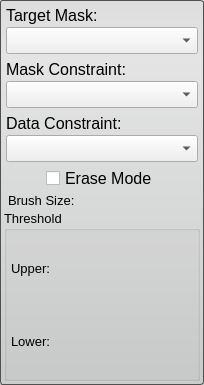
Above: src/Interface/ToolInterface/PaintToolInterface.ui from SCIInstitute/Seg3D before the change. Below: the same form after it.
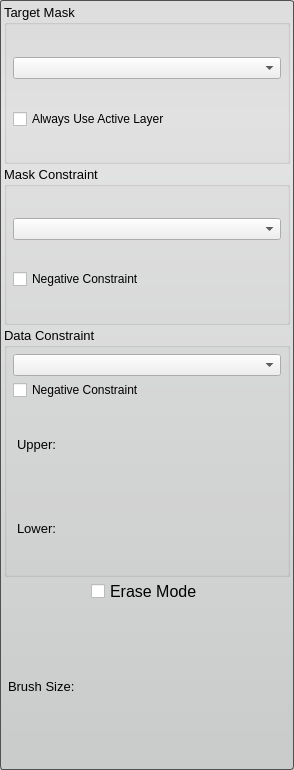
That is the form after the change.

Commit message: Changed the implementation of 'invalidate' function of StateBase and StateName. Fixed a Qt warning in ColorPickerWidget. Changed the UI file for PaintToolInterface.

What changed in the file:
```diff
--- a/src/Interface/ToolInterface/PaintToolInterface.ui
+++ b/src/Interface/ToolInterface/PaintToolInterface.ui
@@ -6,8 +6,8 @@
    <rect>
     <x>0</x>
     <y>0</y>
-    <width>204</width>
-    <height>364</height>
+    <width>294</width>
+    <height>770</height>
    </rect>
   </property>
   <property name="sizePolicy">
@@ -39,195 +39,69 @@
     <number>4</number>
    </property>
    <item>
-    <widget class="QWidget" name="widget" native="true">
+    <widget class="QGroupBox" name="target_groupbox_">
+     <property name="font">
+      <font>
+       <pointsize>10</pointsize>
+      </font>
+     </property>
+     <property name="title">
+      <string>Target Mask</string>
+     </property>
      <layout class="QVBoxLayout" name="verticalLayout_4">
       <property name="spacing">
-       <number>2</number>
+       <number>4</number>
       </property>
       <property name="margin">
-       <number>2</number>
+       <number>6</number>
       </property>
-      <item>
-       <widget class="QLabel" name="activeLabel">
-        <property name="sizePolicy">
-         <sizepolicy hsizetype="Fixed" vsizetype="Preferred">
-          <horstretch>0</horstretch>
-          <verstretch>0</verstretch>
-         </sizepolicy>
-        </property>
-        <property name="minimumSize">
-         <size>
-          <width>50</width>
-          <height>0</height>
-         </size>
-        </property>
-        <property name="text">
-         <string>Target Mask:</string>
-        </property>
-       </widget>
-      </item>
       <item>
        <widget class="QComboBox" name="target_mask_"/>
       </item>
+      <item>
+       <widget class="QCheckBox" name="use_active_layer_">
+        <property name="text">
+         <string>Always Use Active Layer</string>
+        </property>
+       </widget>
+      </item>
      </layout>
     </widget>
    </item>
    <item>
-    <widget class="QWidget" name="widget_2" native="true">
+    <widget class="QGroupBox" name="mask_constraint_groupbox_">
+     <property name="font">
+      <font>
+       <pointsize>10</pointsize>
+      </font>
+     </property>
+     <property name="title">
+      <string>Mask Constraint</string>
+     </property>
      <layout class="QVBoxLayout" name="verticalLayout_5">
       <property name="spacing">
-       <number>2</number>
+       <number>4</number>
       </property>
       <property name="margin">
-       <number>2</number>
+       <number>6</number>
       </property>
-      <item>
-       <widget class="QLabel" name="maskLabel">
-        <property name="sizePolicy">
-         <sizepolicy hsizetype="Fixed" vsizetype="Preferred">
-          <horstretch>0</horstretch>
-          <verstretch>0</verstretch>
-         </sizepolicy>
-        </property>
-        <property name="minimumSize">
-         <size>
-          <width>50</width>
-          <height>0</height>
-         </size>
-        </property>
-        <property name="text">
-         <string>Mask Constraint:</string>
-        </property>
-       </widget>
-      </item>
       <item>
        <widget class="QComboBox" name="mask_constraint_"/>
       </item>
-     </layout>
-    </widget>
-   </item>
-   <item>
-    <widget class="QWidget" name="widget_3" native="true">
-     <layout class="QVBoxLayout" name="verticalLayout_6">
-      <property name="spacing">
-       <number>2</number>
-      </property>
-      <property name="margin">
-       <number>2</number>
-      </property>
       <item>
-       <widget class="QLabel" name="maskLabel_2">
-        <property name="sizePolicy">
-         <sizepolicy hsizetype="Fixed" vsizetype="Preferred">
-          <horstretch>0</horstretch>
-          <verstretch>0</verstretch>
-         </sizepolicy>
-        </property>
-        <property name="minimumSize">
-         <size>
-          <width>50</width>
-          <height>0</height>
-         </size>
-        </property>
+       <widget class="QCheckBox" name="negative_mask_constraint_">
         <property name="text">
-         <string>Data Constraint:</string>
+         <string>Negative Constraint</string>
         </property>
        </widget>
       </item>
-      <item>
-       <widget class="QComboBox" name="data_constraint_"/>
-      </item>
      </layout>
     </widget>
    </item>
    <item>
-    <layout class="QHBoxLayout" name="eraseHLayout">
-     <item>
-      <spacer name="eraseHSpacer_left">
-       <property name="orientation">
-        <enum>Qt::Horizontal</enum>
-       </property>
-       <property name="sizeType">
-        <enum>QSizePolicy::MinimumExpanding</enum>
-       </property>
-       <property name="sizeHint" stdset="0">
-        <size>
-         <width>40</width>
-         <height>20</height>
-        </size>
-       </property>
-      </spacer>
-     </item>
-     <item>
-      <widget class="QCheckBox" name="eraseCheckBox">
-       <property name="text">
-        <string>Erase Mode</string>
-       </property>
-      </widget>
-     </item>
-     <item>
-      <spacer name="eraseHSpacer_right">
-       <property name="orientation">
-        <enum>Qt::Horizontal</enum>
-       </property>
-       <property name="sizeType">
-        <enum>QSizePolicy::MinimumExpanding</enum>
-       </property>
-       <property name="sizeHint" stdset="0">
-        <size>
-         <width>40</width>
-         <height>20</height>
-        </size>
-       </property>
-      </spacer>
-     </item>
-    </layout>
-   </item>
-   <item>
-    <layout class="QHBoxLayout" name="brushHLayout">
-     <property name="spacing">
-      <number>0</number>
-     </property>
-     <property name="leftMargin">
-      <number>4</number>
-     </property>
-     <property name="rightMargin">
-      <number>4</number>
-     </property>
-     <item>
-      <widget class="QLabel" name="brushLabel">
-       <property name="font">
-        <font>
-         <pointsize>10</pointsize>
-        </font>
-       </property>
-       <property name="text">
-        <string>Brush Size:</string>
-       </property>
-      </widget>
-     </item>
-    </layout>
-   </item>
-   <item>
-    <layout class="QVBoxLayout" name="verticalLayout">
-     <property name="spacing">
-      <number>0</number>
-     </property>
-     <property name="sizeConstraint">
-      <enum>QLayout::SetDefaultConstraint</enum>
-     </property>
-     <property name="leftMargin">
-      <number>1</number>
-     </property>
-     <property name="rightMargin">
-      <number>0</number>
-     </property>
-    </layout>
-   </item>
-   <item>
-    <widget class="QGroupBox" name="thresholdGroupBox">
+    <widget class="QGroupBox" name="data_constraint_groupbox_">
      <property name="sizePolicy">
-      <sizepolicy hsizetype="MinimumExpanding" vsizetype="Fixed">
+      <sizepolicy hsizetype="MinimumExpanding" vsizetype="MinimumExpanding">
        <horstretch>0</horstretch>
        <verstretch>0</verstretch>
       </sizepolicy>
@@ -241,7 +115,7 @@
      <property name="maximumSize">
       <size>
        <width>16777215</width>
-       <height>171</height>
+       <height>250</height>
       </size>
      </property>
      <property name="font">
@@ -250,18 +124,28 @@
       </font>
      </property>
      <property name="title">
-      <string>Threshold</string>
+      <string>Data Constraint</string>
      </property>
      <property name="flat">
       <bool>false</bool>
      </property>
      <layout class="QVBoxLayout" name="verticalLayout_3">
       <property name="spacing">
-       <number>0</number>
+       <number>4</number>
       </property>
       <property name="margin">
-       <number>0</number>
+       <number>6</number>
       </property>
+      <item>
+       <widget class="QComboBox" name="data_constraint_"/>
+      </item>
+      <item>
+       <widget class="QCheckBox" name="negative_data_constraint_">
+        <property name="text">
+         <string>Negative Constraint</string>
+        </property>
+       </widget>
+      </item>
       <item>
        <layout class="QHBoxLayout" name="upperHLayout_top">
         <property name="spacing">
@@ -341,6 +225,90 @@
      </layout>
     </widget>
    </item>
+   <item>
+    <layout class="QHBoxLayout" name="eraseHLayout">
+     <item>
+      <spacer name="eraseHSpacer_left">
+       <property name="orientation">
+        <enum>Qt::Horizontal</enum>
+       </property>
+       <property name="sizeType">
+        <enum>QSizePolicy::MinimumExpanding</enum>
+       </property>
+       <property name="sizeHint" stdset="0">
+        <size>
+         <width>40</width>
+         <height>20</height>
+        </size>
+       </property>
+      </spacer>
+     </item>
+     <item>
+      <widget class="QCheckBox" name="eraseCheckBox">
+       <property name="text">
+        <string>Erase Mode</string>
+       </property>
+      </widget>
+     </item>
+     <item>
+      <spacer name="eraseHSpacer_right">
+       <property name="orientation">
+        <enum>Qt::Horizontal</enum>
+       </property>
+       <property name="sizeType">
+        <enum>QSizePolicy::MinimumExpanding</enum>
+       </property>
+       <property name="sizeHint" stdset="0">
+        <size>
+         <width>40</width>
+         <height>20</height>
+        </size>
+       </property>
+      </spacer>
+     </item>
+    </layout>
+   </item>
+   <item>
+    <layout class="QHBoxLayout" name="brushHLayout">
+     <property name="spacing">
+      <number>0</number>
+     </property>
+     <property name="leftMargin">
+      <number>4</number>
+     </property>
+     <property name="rightMargin">
+      <number>4</number>
+     </property>
+     <item>
+      <widget class="QLabel" name="brushLabel">
+       <property name="font">
+        <font>
+         <pointsize>10</pointsize>
+        </font>
+       </property>
+       <property name="text">
+        <string>Brush Size:</string>
+       </property>
+      </widget>
+     </item>
+    </layout>
+   </item>
+   <item>
+    <layout class="QVBoxLayout" name="verticalLayout">
+     <property name="spacing">
+      <number>0</number>
+     </property>
+     <property name="sizeConstraint">
+      <enum>QLayout::SetDefaultConstraint</enum>
+     </property>
+     <property name="leftMargin">
+      <number>1</number>
+     </property>
+     <property name="rightMargin">
+      <number>0</number>
+     </property>
+    </layout>
+   </item>
   </layout>
  </widget>
  <resources/>
```
The commit also changes 5 other files.
